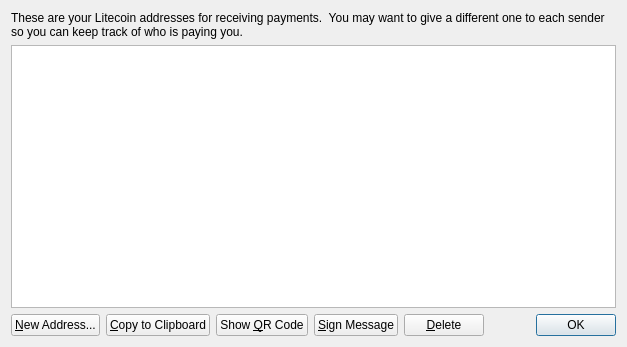
Before: the Qt Designer form src/qt/forms/addressbookpage.ui in SaltPeter/salt, drawn with Qt 5.
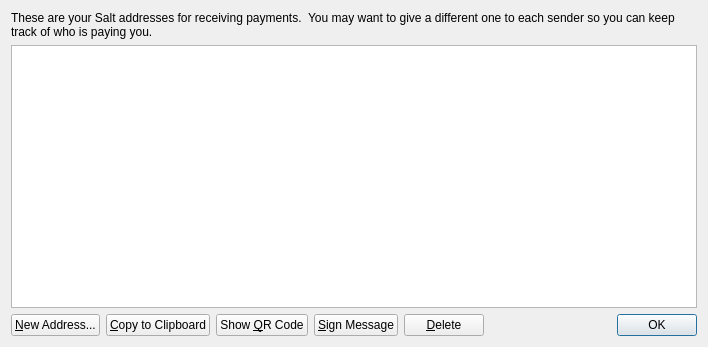
After: the same form once the commit is applied. Icons and pictures are not drawn.

Patch:
```diff
--- a/src/qt/forms/addressbookpage.ui
+++ b/src/qt/forms/addressbookpage.ui
@@ -6,7 +6,7 @@
    <rect>
     <x>0</x>
     <y>0</y>
-    <width>627</width>
+    <width>708</width>
     <height>347</height>
    </rect>
   </property>
@@ -17,7 +17,7 @@
    <item>
     <widget class="QLabel" name="labelExplanation">
      <property name="text">
-      <string>These are your Litecoin addresses for receiving payments.  You may want to give a different one to each sender so you can keep track of who is paying you.</string>
+      <string>These are your Salt addresses for receiving payments.  You may want to give a different one to each sender so you can keep track of who is paying you.</string>
      </property>
      <property name="textFormat">
       <enum>Qt::AutoText</enum>
```
